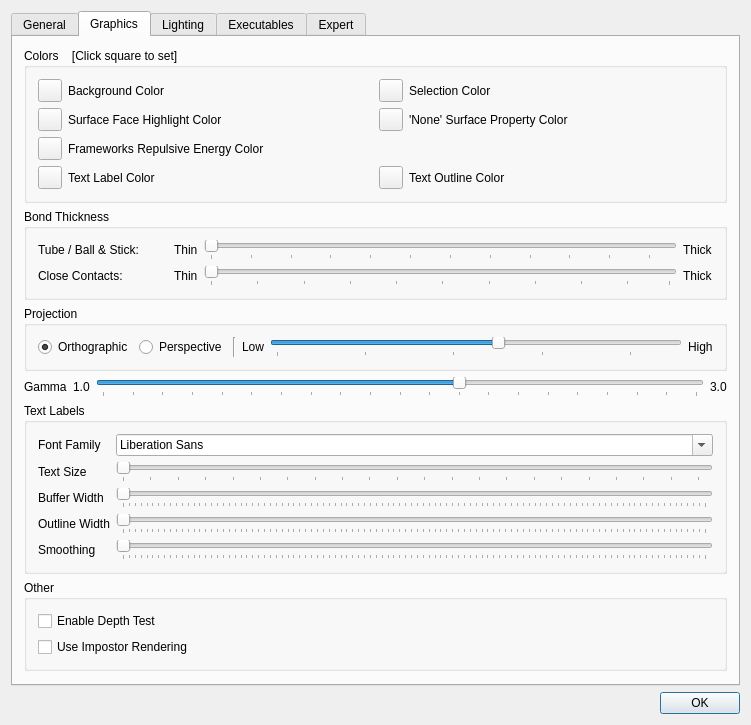
First picture: the form in src/preferencesdialog.ui, repository peterspackman/crystalexplorer, before the edit.
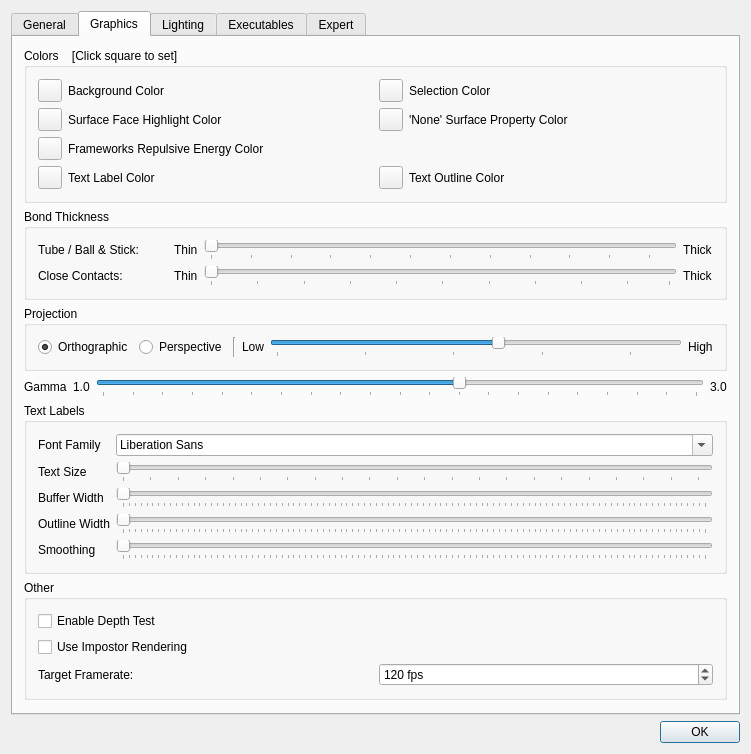
Second picture: the form after the edit. The open tabs and pages were chosen to show the change.

Commit message: add target fps setting, fix framework rendering when using impostor cylinders

Diff of the .ui file:
```diff
--- a/src/preferencesdialog.ui
+++ b/src/preferencesdialog.ui
@@ -639,6 +639,32 @@
             </property>
            </widget>
           </item>
+          <item row="2" column="0">
+           <widget class="QLabel" name="targetFramerateLabel">
+            <property name="text">
+             <string>Target Framerate:</string>
+            </property>
+           </widget>
+          </item>
+          <item row="2" column="1">
+           <widget class="QSpinBox" name="targetFramerateSpinBox">
+            <property name="toolTip">
+             <string>&lt;html&gt;&lt;head/&gt;&lt;body&gt;&lt;p&gt;Maximum framerate for the 3D view. Lower values reduce GPU usage but may make interactions feel less responsive.&lt;/p&gt;&lt;/body&gt;&lt;/html&gt;</string>
+            </property>
+            <property name="suffix">
+             <string> fps</string>
+            </property>
+            <property name="minimum">
+             <number>16</number>
+            </property>
+            <property name="maximum">
+             <number>240</number>
+            </property>
+            <property name="value">
+             <number>120</number>
+            </property>
+           </widget>
+          </item>
          </layout>
         </widget>
        </item>
```
The commit also changes 10 other files.
